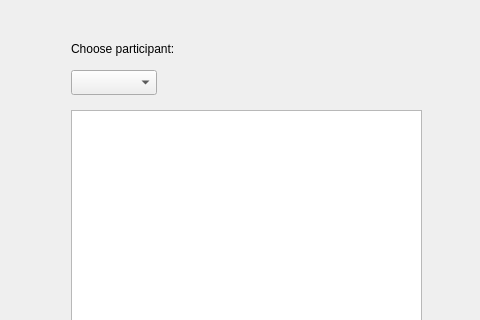
Qt form participants.ui (Zasimovich5382/ETU-OOT-Sociometry) before a commit; both pictures show x 269 to 749 and y 0 to 320 of the 749 by 482 pixel window.
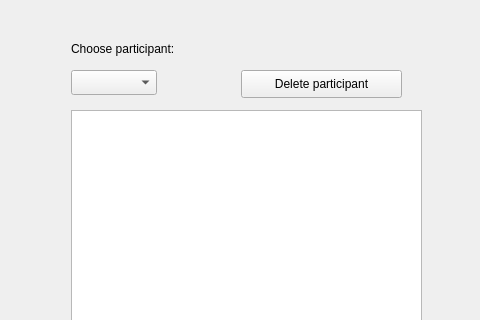
The same form after that commit.

Commit message: task43 delete user

Patch:
```diff
--- a/participants.ui
+++ b/participants.ui
@@ -133,6 +133,19 @@
     </rect>
    </property>
   </widget>
+  <widget class="QPushButton" name="deleteParticipantBtn">
+   <property name="geometry">
+    <rect>
+     <x>510</x>
+     <y>70</y>
+     <width>161</width>
+     <height>28</height>
+    </rect>
+   </property>
+   <property name="text">
+    <string>Delete participant</string>
+   </property>
+  </widget>
  </widget>
  <resources/>
  <connections/>
```
The commit also changes 2 other files.
